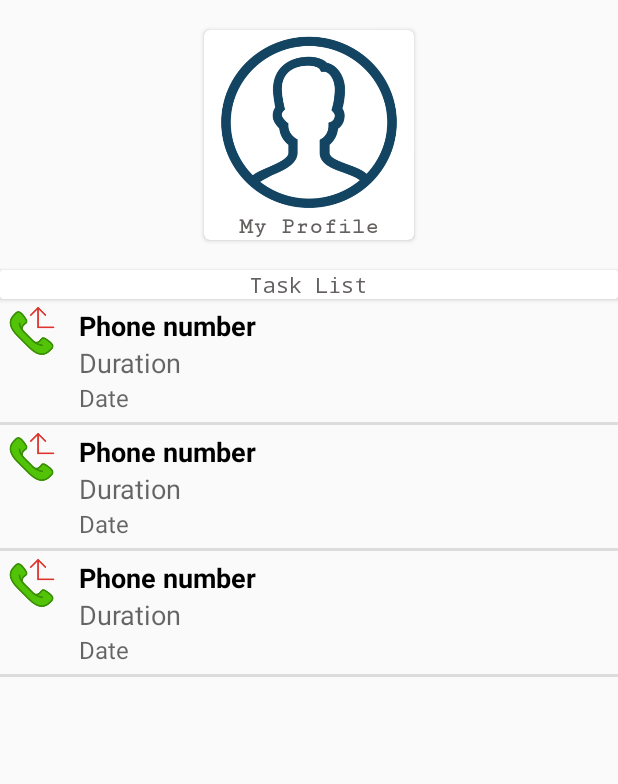
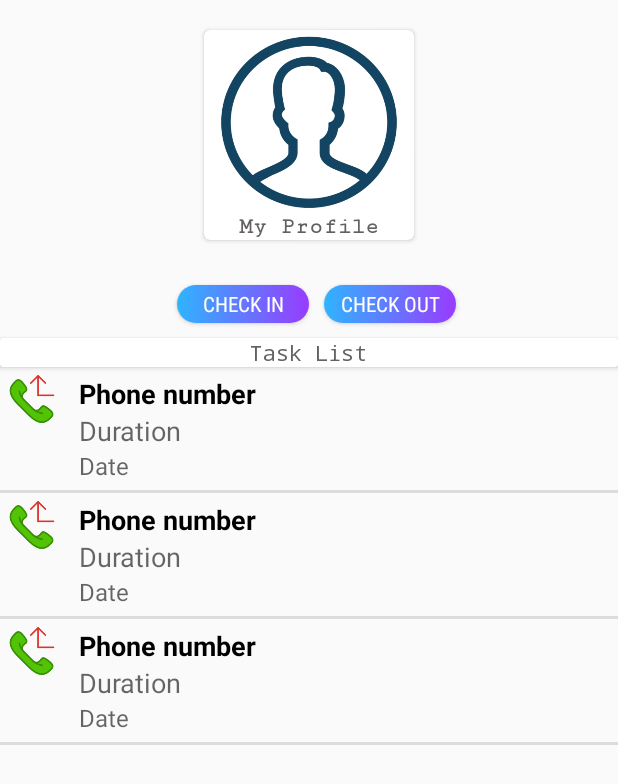
Before and after one commit to AshrafulalamRasel/Employee-tracker, an Android app: the layout content_employee_home.xml on its own in the app's theme, with its tools: preview values and no code run, on a phone screen of 412 x 824 dp. Shown: the top 784 px of the screen. Run offline under Robolectric (Android 15) with nearby library versions, the phone set to English and light mode, and no system bars.

Commit message:
Update code

```diff
--- a/app/src/main/AndroidManifest.xml
+++ b/app/src/main/AndroidManifest.xml
@@ -61,7 +61,8 @@
             android:value="25.3.1"
             tools:replace="android:value" />
 
-        <activity android:name=".AttendanceSheetActivity"></activity>
+        <activity android:name=".AttendanceSheetActivity" />
+        <activity android:name=".SelectTeamMembersActivity"></activity>
     </application>
 
 </manifest>
--- a/app/src/main/java/com/itvillageltd/emphoyee/tracker/AssignTaskActivity.java
+++ b/app/src/main/java/com/itvillageltd/emphoyee/tracker/AssignTaskActivity.java
@@ -1,6 +1,7 @@
 package com.itvillageltd.emphoyee.tracker;
 
 import android.app.ProgressDialog;
+import android.content.Intent;
 import android.os.Bundle;
 import android.support.v7.app.AppCompatActivity;
 import android.util.Log;
@@ -132,6 +133,9 @@ public class AssignTaskActivity extends AppCompatActivity {
                 mLocationDatabaseReference.child("status").setValue("pending");
                 ToastUtil.show(AssignTaskActivity.this, "Send Successfully");
                 dialog.dismiss();
+                Intent intent = new Intent(AssignTaskActivity.this, SelectTeamMembersActivity.class);
+                intent.putExtra("employeeId", employeeId);
+                startActivity(intent);
             }
         });
     }
--- a/app/src/main/res/layout/content_employee_home.xml
+++ b/app/src/main/res/layout/content_employee_home.xml
@@ -46,6 +46,40 @@
         </RelativeLayout>
     </android.support.v7.widget.CardView>
 
+    <LinearLayout
+        android:layout_width="match_parent"
+        android:layout_height="wrap_content"
+        android:layout_gravity="center"
+        android:gravity="center"
+        android:orientation="horizontal">
+
+        <Button
+            android:id="@+id/checkin"
+            android:layout_width="wrap_content"
+            android:layout_height="25dp"
+            android:layout_margin="10dp"
+            android:background="@drawable/bg_ui"
+            android:fontFamily="sans-serif-condensed"
+            android:paddingBottom="2dp"
+            android:paddingLeft="5dp"
+            android:paddingRight="5dp"
+            android:paddingTop="2dp"
+            android:text="Check In"
+            android:textColor="@color/white" />
+
+        <Button
+            android:id="@+id/checkout"
+            android:layout_width="wrap_content"
+            android:layout_height="25dp"
+            android:background="@drawable/bg_ui"
+            android:fontFamily="sans-serif-condensed"
+            android:paddingBottom="2dp"
+            android:paddingLeft="5dp"
+            android:paddingRight="5dp"
+            android:paddingTop="2dp"
+            android:text="Check Out"
+            android:textColor="@color/white" />
+    </LinearLayout>
     <android.support.v7.widget.CardView
         android:layout_width="match_parent"
         android:layout_height="wrap_content"
```
Also changed, not shown: app/src/main/java/com/itvillageltd/emphoyee/tracker/AttendanceSheetActivity.java (+39 -1 lines), app/src/main/java/com/itvillageltd/emphoyee/tracker/EmployeeHomeActivity.java (+30 -14 lines), app/src/main/java/com/itvillageltd/emphoyee/tracker/SelectTeamMembersActivity.java (added, +112 -0 lines), app/src/main/res/layout/activity_attendance_sheet.xml (+17 -0 lines), app/src/main/res/layout/activity_select_team_members.xml (added, +33 -0 lines), app/src/main/res/layout/employee_select_list.xml (added, +20 -0 lines).
